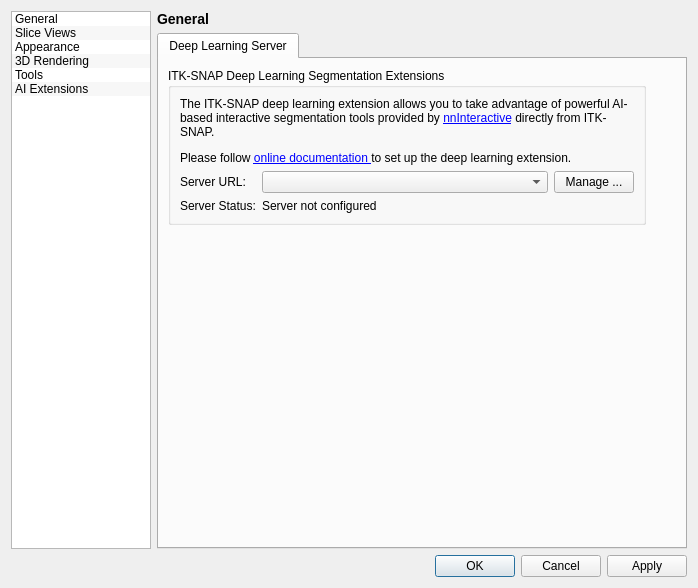
The window that GUI/Qt/Windows/PreferencesDialog.ui (pyushkevich/itksnap) describes before a commit, drawn with Qt 5.
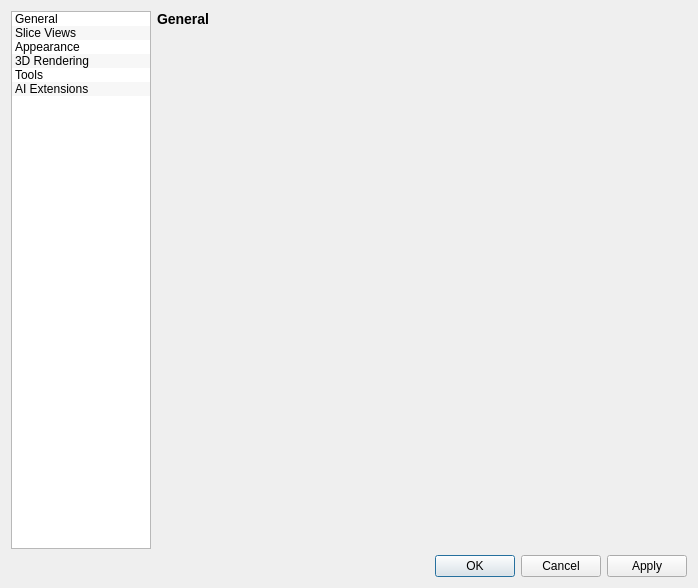
The same window after the commit. The open tabs and pages were chosen to show the change. Icons and pictures are not drawn. Custom widgets are drawn as their Qt base class.

Commit message: More complete DL server specification UI

The edit to the form file:
```diff
--- a/GUI/Qt/Windows/PreferencesDialog.ui
+++ b/GUI/Qt/Windows/PreferencesDialog.ui
@@ -1772,96 +1772,6 @@
        <property name="bottomMargin">
         <number>0</number>
        </property>
-       <item>
-        <widget class="QTabWidget" name="tabWidgetDL">
-         <widget class="QWidget" name="tabServer">
-          <attribute name="title">
-           <string>Deep Learning Server</string>
-          </attribute>
-          <layout class="QVBoxLayout" name="verticalLayout_17">
-           <item>
-            <widget class="QGroupBox" name="groupBox_9">
-             <property name="maximumSize">
-              <size>
-               <width>478</width>
-               <height>16777215</height>
-              </size>
-             </property>
-             <property name="title">
-              <string>ITK-SNAP Deep Learning Segmentation Extensions</string>
-             </property>
-             <layout class="QGridLayout" name="gridLayout_8" columnstretch="0,1,0">
-              <item row="1" column="0">
-               <widget class="QLabel" name="label_3">
-                <property name="text">
-                 <string>Server URL:</string>
-                </property>
-               </widget>
-              </item>
-              <item row="1" column="1">
-               <widget class="QComboBox" name="inDLServerURL"/>
-              </item>
-              <item row="1" column="2">
-               <widget class="QPushButton" name="btnDLServerManage">
-                <property name="text">
-                 <string>Manage ...</string>
-                </property>
-               </widget>
-              </item>
-              <item row="0" column="0" colspan="3">
-               <widget class="QLabel" name="label_4">
-                <property name="text">
-                 <string>&lt;html&gt;&lt;head/&gt;&lt;body&gt;&lt;p&gt;The ITK-SNAP deep learning extension allows you to take advantage of powerful AI-based interactive segmentation tools provided by &lt;a href=&quot;https://github.com/MIC-DKFZ/nnInteractive&quot;&gt;nnInteractive&lt;/a&gt; directly from ITK-SNAP. &lt;/p&gt;
-&lt;p&gt;
-Please follow &lt;a href=&quot;https://itksnap-dls.readthedocs.io/en/latest&quot;&gt;online documentation &lt;/a&gt; to set up the deep learning extension.
-&lt;/p&gt;
-&lt;/html&gt;</string>
-                </property>
-                <property name="wordWrap">
-                 <bool>true</bool>
-                </property>
-                <property name="openExternalLinks">
-                 <bool>true</bool>
-                </property>
-               </widget>
-              </item>
-              <item row="2" column="0">
-               <widget class="QLabel" name="label_11">
-                <property name="text">
-                 <string>Server Status:</string>
-                </property>
-               </widget>
-              </item>
-              <item row="2" column="1">
-               <widget class="QLabel" name="outStatus">
-                <property name="text">
-                 <string>Server not configured</string>
-                </property>
-                <property name="wordWrap">
-                 <bool>true</bool>
-                </property>
-               </widget>
-              </item>
-             </layout>
-            </widget>
-           </item>
-           <item>
-            <spacer name="verticalSpacer_3">
-             <property name="orientation">
-              <enum>Qt::Orientation::Vertical</enum>
-             </property>
-             <property name="sizeHint" stdset="0">
-              <size>
-               <width>20</width>
-               <height>40</height>
-              </size>
-             </property>
-            </spacer>
-           </item>
-          </layout>
-         </widget>
-        </widget>
-       </item>
       </layout>
      </widget>
     </widget>
@@ -1945,6 +1855,12 @@
    <header location="global">QColorButtonWidget.h</header>
    <container>1</container>
   </customwidget>
+  <customwidget>
+   <class>DeepLearningServerPanel</class>
+   <extends>QWidget</extends>
+   <header>DeepLearningServerPanel.h</header>
+   <container>1</container>
+  </customwidget>
  </customwidgets>
  <tabstops>
   <tabstop>listWidget</tabstop>
```
Left out of the diff: 4 changed lines with no effect on the pictures. The commit also changes 13 other files.
